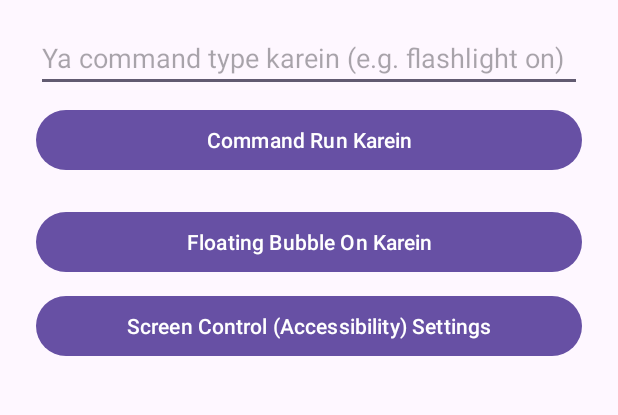
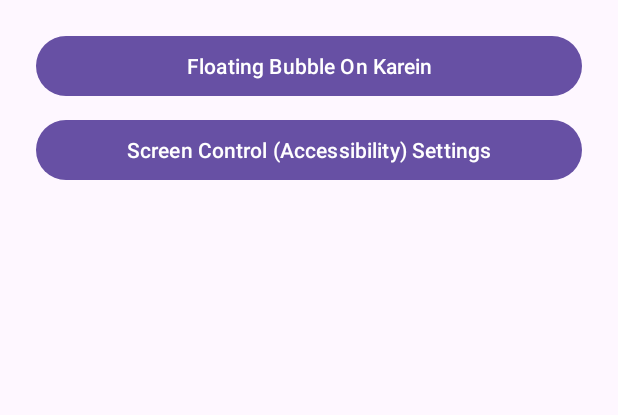
Before and after one commit to Mrx-hcku/AIRA, an Android app: the screen it shows after launch (MainActivity), on a phone screen of 412 x 824 dp, the part 349-764 px from its top. Run offline under Robolectric (Android 15) with nearby library versions, the phone set to English and light mode, and no system bars.

Commit message:
Remove input fields from activity_main layout
Removed EditText and send button from activity_main.xml.

```diff
--- a/app/src/main/res/layout/activity_main.xml
+++ b/app/src/main/res/layout/activity_main.xml
@@ -46,21 +46,6 @@
             android:paddingVertical="14dp"
             android:text="AIRA Se Bolo (Mic)" />
 
-        <EditText
-            android:id="@+id/textCommandInput"
-            android:layout_width="match_parent"
-            android:layout_height="wrap_content"
-            android:layout_marginTop="16dp"
-            android:hint="Ya command type karein (e.g. flashlight on)"
-            android:inputType="text" />
-
-        <Button
-            android:id="@+id/sendTextButton"
-            android:layout_width="match_parent"
-            android:layout_height="wrap_content"
-            android:layout_marginTop="8dp"
-            android:text="Command Run Karein" />
-
         <Button
             android:id="@+id/startBubbleButton"
             android:layout_width="match_parent"
```
